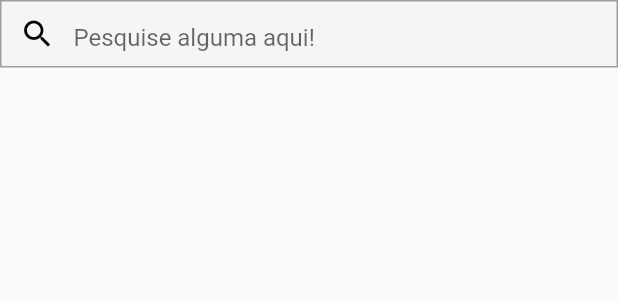
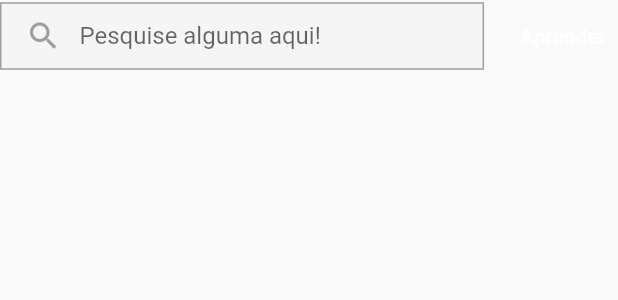
Before and after one commit to psatler/flutter_responsive, a Flutter app: the WebAppBarResponsiveContent widget shown alone on an empty page, opened directly, on a phone screen of 412 x 824 dp. Shown: the top 300 px of the screen. Run offline on Flutter 3.47's test engine with Material 2 defaults, Android fonts, the phone set to English and light mode, and no system bars.

Commit message:
feat(udemy_clone): finish app bar
- add mobile and web app bars

```diff
--- a/udemy_clone/lib/main.dart
+++ b/udemy_clone/lib/main.dart
@@ -11,7 +11,8 @@ class MyApp extends StatelessWidget {
   @override
   Widget build(BuildContext context) {
     return MaterialApp(
-      title: 'Flutter Demo',
+      debugShowCheckedModeBanner: false,
+      title: 'Udemy Clone',
       theme: ThemeData(
         primarySwatch: Colors.blue,
       ),
--- a/udemy_clone/lib/pages/home/components/app_bar/web_app_bar_responsive_content.dart
+++ b/udemy_clone/lib/pages/home/components/app_bar/web_app_bar_responsive_content.dart
@@ -18,12 +18,14 @@ class WebAppBarResponsiveContent extends StatelessWidget {
                     border: Border.all(color: Colors.grey)),
                 child: Row(
                   children: [
+                    const SizedBox(width: 4),
                     IconButton(
-                        icon: Icon(Icons.search, color: Colors.black),
+                        icon: Icon(Icons.search, color: Colors.grey[500]),
                         onPressed: () {}),
                     Expanded(
                       child: TextField(
                         decoration: InputDecoration(
+                            isCollapsed: true,
                             border: InputBorder.none,
                             hintText: 'Pesquise alguma aqui!'),
                       ),
@@ -31,7 +33,27 @@ class WebAppBarResponsiveContent extends StatelessWidget {
                   ],
                 ),
               ),
-            )
+            ),
+            if (constraints.maxWidth >= 400) ...[
+              const SizedBox(width: 16),
+              TextButton(
+                onPressed: () {},
+                child: Text('Aprender'),
+                style: TextButton.styleFrom(
+                  primary: Colors.white,
+                ),
+              ),
+            ],
+            if (constraints.maxWidth >= 500) ...[
+              const SizedBox(width: 4),
+              TextButton(
+                onPressed: () {},
+                child: Text('Flutter'),
+                style: TextButton.styleFrom(
+                  primary: Colors.white,
+                ),
+              ),
+            ],
           ],
         );
       },
--- a/udemy_clone/lib/pages/home/home.page.dart
+++ b/udemy_clone/lib/pages/home/home.page.dart
@@ -25,7 +25,7 @@ class HomePage extends StatelessWidget {
                     72,
                   ),
                 ),
-          drawer: Drawer(),
+          drawer: constraints.maxWidth < 800 ? Drawer() : null,
         );
       },
     );
```
Also changed, not shown: 1 other file.
